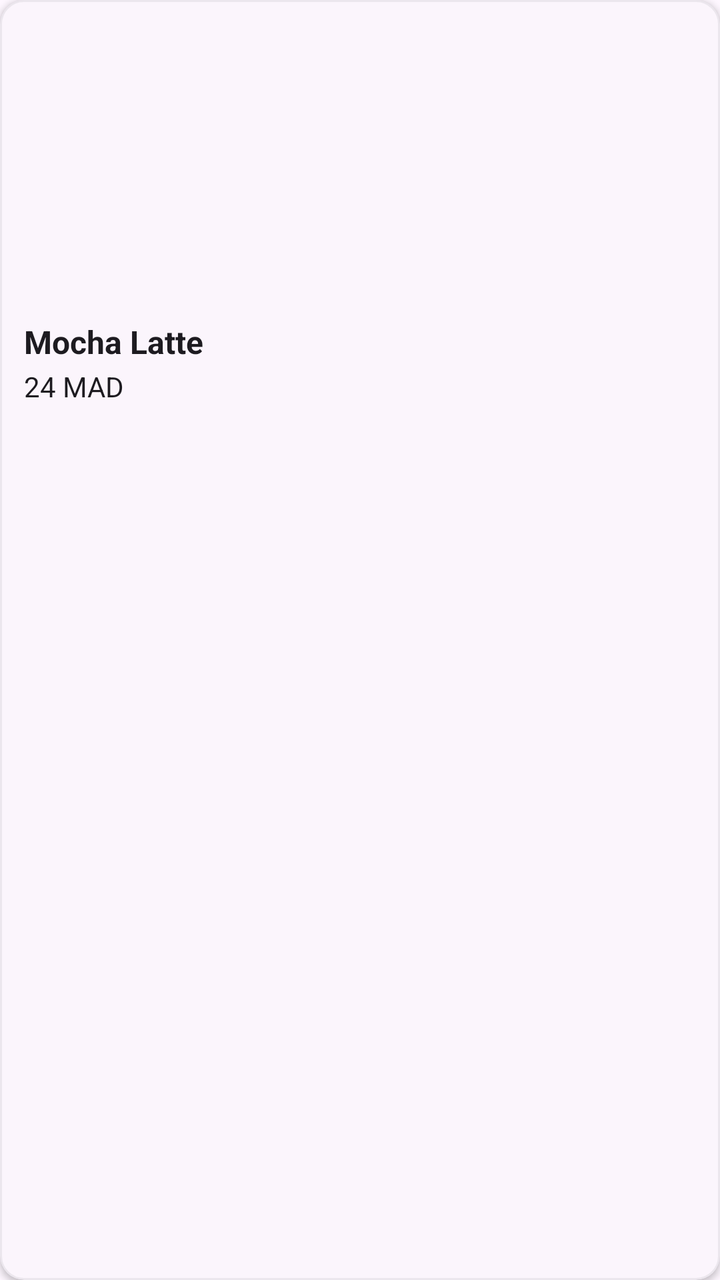
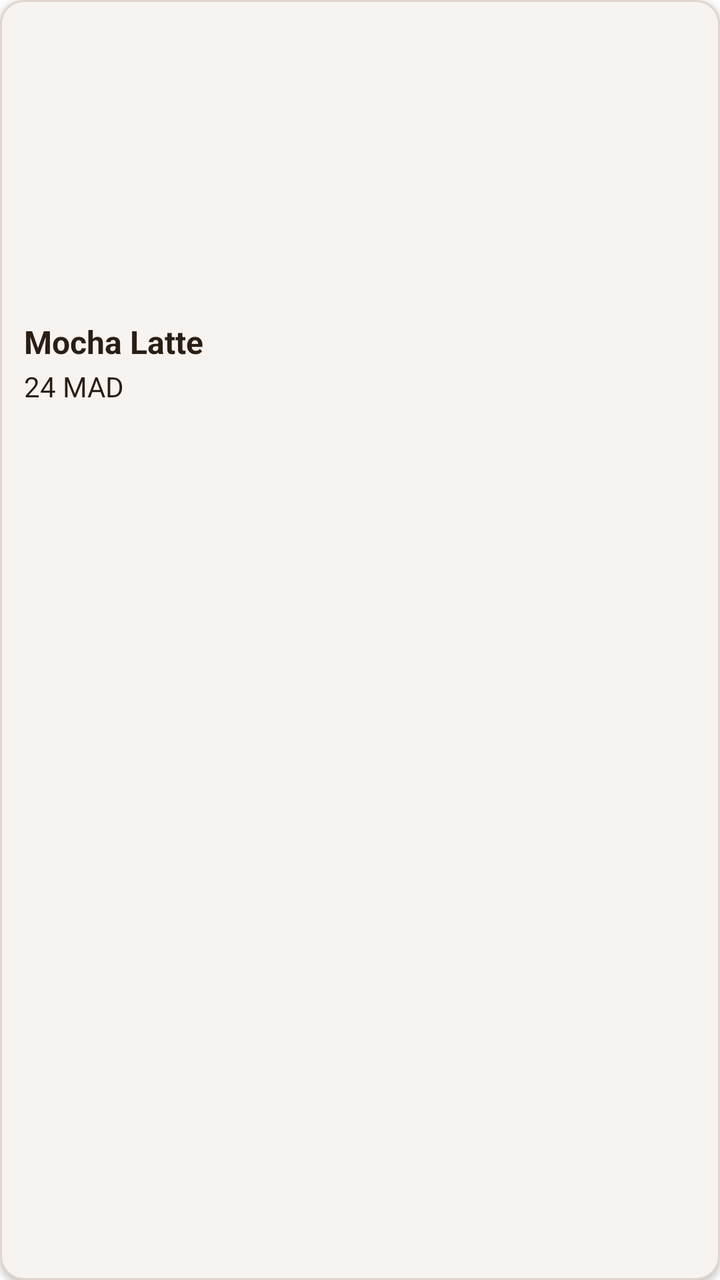

An Android layout rendered at two revisions. The XML below is the earlier revision; the diff shows what the commit changed to produce the second picture.
<!-- AndroidManifest.xml: application theme Theme.LoyaltyApp -->
<!-- res/layout/menu_item.xml -->
<?xml version="1.0" encoding="utf-8"?>
<com.google.android.material.card.MaterialCardView
    xmlns:android="http://schemas.android.com/apk/res/android"
    xmlns:app="http://schemas.android.com/apk/res-auto"
    android:layout_width="match_parent"
    android:layout_height="wrap_content"
    android:layout_margin="8dp"
    app:cardCornerRadius="12dp"
    app:cardElevation="2dp"
    app:cardBackgroundColor="?attr/colorSurface"
    app:strokeWidth="1dp"
    app:strokeColor="#27938F99"
    android:clickable="true"
    android:focusable="true"
    android:foreground="?attr/selectableItemBackground">


    <LinearLayout
        android:layout_width="match_parent"
        android:layout_height="wrap_content"
        android:orientation="vertical"
        android:padding="12dp">

        <ImageView
            android:id="@+id/itemImage"
            android:layout_width="match_parent"
            android:layout_height="140dp"
            android:scaleType="centerCrop"
            android:contentDescription="@string/app_name" />

        <TextView
            android:id="@+id/itemTitle"
            android:layout_width="match_parent"
            android:layout_height="wrap_content"
            android:text="Mocha Latte"
            android:textSize="16sp"
            android:textStyle="bold"
            android:paddingTop="8dp"
            android:textColor="?android:attr/textColorPrimary" />

        <TextView
            android:id="@+id/itemPrice"
            android:layout_width="match_parent"
            android:layout_height="wrap_content"
            android:text="24 MAD"
            android:textSize="14sp"
            android:paddingTop="2dp"
            android:textColor="?android:attr/textColorPrimary" />
    </LinearLayout>
</com.google.android.material.card.MaterialCardView>
<!-- resources referenced by this layout -->
<resources>
  <string name="app_name">bean loyal</string>
  <style name="Theme.LoyaltyApp" parent="Base.Theme.LoyaltyApp" />
  <style name="Base.Theme.LoyaltyApp" parent="Theme.Material3.DayNight.NoActionBar">
          
          <item name="colorPrimary">#DEDEDE</item>
          
          <item name="android:statusBarColor">@color/statusBarLight</item>
          
          <item name="android:windowLightStatusBar">true</item>
  
      </style>
  <color name="statusBarLight">#FAFAFA</color>
</resources>

<!-- the commit's change to res/layout/menu_item.xml (unified diff, before → after) -->
@@ -9,7 +9,7 @@
     app:cardElevation="2dp"
     app:cardBackgroundColor="?attr/colorSurface"
     app:strokeWidth="1dp"
-    app:strokeColor="#27938F99"
+    app:strokeColor="@color/outline_subtle"
     android:clickable="true"
     android:focusable="true"
     android:foreground="?attr/selectableItemBackground">
<!-- resource entries referenced after the edit -->
@@ -1,16 +1,65 @@
 <!-- resources referenced by this layout -->
 <resources>
+  <color name="outline_subtle">#338B5A3C</color>
   <string name="app_name">bean loyal</string>
   <style name="Theme.LoyaltyApp" parent="Base.Theme.LoyaltyApp" />
   <style name="Base.Theme.LoyaltyApp" parent="Theme.Material3.DayNight.NoActionBar">
+  
           
-          <item name="colorPrimary">#DEDEDE</item>
+          <item name="colorPrimary">@color/brand_primary</item>
+          <item name="colorOnPrimary">@color/brand_on_primary</item>
+          <item name="colorPrimaryContainer">@color/brand_primary_container</item>
+          <item name="colorOnPrimaryContainer">@color/brand_on_primary_container</item>
+          <item name="colorSecondary">@color/brand_accent</item>
+          <item name="colorOnSecondary">@color/brand_on_accent</item>
+          <item name="colorSecondaryContainer">@color/brand_primary_container</item>
+          <item name="colorOnSecondaryContainer">@color/brand_on_primary_container</item>
+          <item name="colorTertiary">@color/brand_tertiary</item>
+          <item name="colorOnTertiary">@color/brand_on_primary</item>
+  
           
-          <item name="android:statusBarColor">@color/statusBarLight</item>
+          <item name="android:colorBackground">@color/surface</item>
+          <item name="colorSurface">@color/surface</item>
+          <item name="colorOnSurface">@color/text_primary</item>
+          <item name="colorSurfaceVariant">@color/surface_container</item>
+          <item name="colorOnSurfaceVariant">@color/text_secondary</item>
+          <item name="colorOutline">@color/outline</item>
+          <item name="colorOutlineVariant">@color/outline</item>
+  
+          
+          <item name="colorError">@color/status_error</item>
+          <item name="colorOnError">@color/on_status</item>
+          <item name="colorErrorContainer">@color/status_error_container</item>
+          <item name="colorOnErrorContainer">@color/status_error_strong</item>
+  
+          
+          <item name="android:textColorPrimary">@color/text_primary</item>
+          <item name="android:textColorSecondary">@color/text_secondary</item>
+          <item name="android:textColorTertiary">@color/text_tertiary</item>
+          <item name="android:textColorHint">@color/text_tertiary</item>
+  
+          
+          <item name="android:statusBarColor">@color/surface</item>
+          <item name="android:navigationBarColor">@color/surface</item>
           
           <item name="android:windowLightStatusBar">true</item>
-  
       </style>
-  <color name="statusBarLight">#FAFAFA</color>
+  <color name="brand_primary">#8B5A3C</color>
+  <color name="brand_on_primary">#FFFFFF</color>
+  <color name="brand_primary_container">#F3E7DE</color>
+  <color name="brand_on_primary_container">#4A2F1C</color>
+  <color name="brand_accent">#D97424</color>
+  <color name="brand_on_accent">#FFFFFF</color>
+  <color name="brand_tertiary">#A67C52</color>
+  <color name="surface">#FFFFFF</color>
+  <color name="text_primary">#2A1D14</color>
+  <color name="surface_container">#F7F2ED</color>
+  <color name="text_secondary">#7B6A5D</color>
+  <color name="outline">#E7DFD8</color>
+  <color name="status_error">#C8443E</color>
+  <color name="on_status">#FFFFFF</color>
+  <color name="status_error_container">#FBE9E7</color>
+  <color name="status_error_strong">#A32B26</color>
+  <color name="text_tertiary">#A99A8E</color>
 </resources>
 
